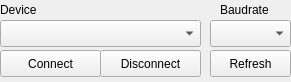
donarturo11/QBrainwaveOSC, file src/GUI/SettingsWidget/DeviceConfiguration.ui: the form before one commit.
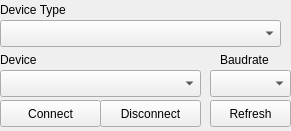
The form after the commit.

Diff of the .ui file:
```diff
--- a/src/GUI/SettingsWidget/DeviceConfiguration.ui
+++ b/src/GUI/SettingsWidget/DeviceConfiguration.ui
@@ -7,7 +7,7 @@
     <x>0</x>
     <y>0</y>
     <width>291</width>
-    <height>82</height>
+    <height>131</height>
    </rect>
   </property>
   <property name="windowTitle">
@@ -20,7 +20,7 @@
    <property name="geometry">
     <rect>
      <x>0</x>
-     <y>20</y>
+     <y>70</y>
      <width>201</width>
      <height>27</height>
     </rect>
@@ -30,7 +30,7 @@
    <property name="geometry">
     <rect>
      <x>210</x>
-     <y>20</y>
+     <y>70</y>
      <width>81</width>
      <height>27</height>
     </rect>
@@ -40,7 +40,7 @@
    <property name="geometry">
     <rect>
      <x>0</x>
-     <y>0</y>
+     <y>50</y>
      <width>76</width>
      <height>19</height>
     </rect>
@@ -53,7 +53,7 @@
    <property name="geometry">
     <rect>
      <x>220</x>
-     <y>0</y>
+     <y>50</y>
      <width>76</width>
      <height>19</height>
     </rect>
@@ -66,7 +66,7 @@
    <property name="geometry">
     <rect>
      <x>210</x>
-     <y>50</y>
+     <y>100</y>
      <width>81</width>
      <height>27</height>
     </rect>
@@ -79,7 +79,7 @@
    <property name="geometry">
     <rect>
      <x>0</x>
-     <y>50</y>
+     <y>100</y>
      <width>101</width>
      <height>27</height>
     </rect>
@@ -92,7 +92,7 @@
    <property name="geometry">
     <rect>
      <x>100</x>
-     <y>50</y>
+     <y>100</y>
      <width>101</width>
      <height>27</height>
     </rect>
@@ -101,6 +101,29 @@
     <string>Disconnect</string>
    </property>
   </widget>
+  <widget class="QComboBox" name="types_cb">
+   <property name="geometry">
+    <rect>
+     <x>0</x>
+     <y>20</y>
+     <width>281</width>
+     <height>27</height>
+    </rect>
+   </property>
+  </widget>
+  <widget class="QLabel" name="type_label">
+   <property name="geometry">
+    <rect>
+     <x>0</x>
+     <y>0</y>
+     <width>141</width>
+     <height>19</height>
+    </rect>
+   </property>
+   <property name="text">
+    <string>Device Type</string>
+   </property>
+  </widget>
  </widget>
  <resources/>
  <connections/>
```
